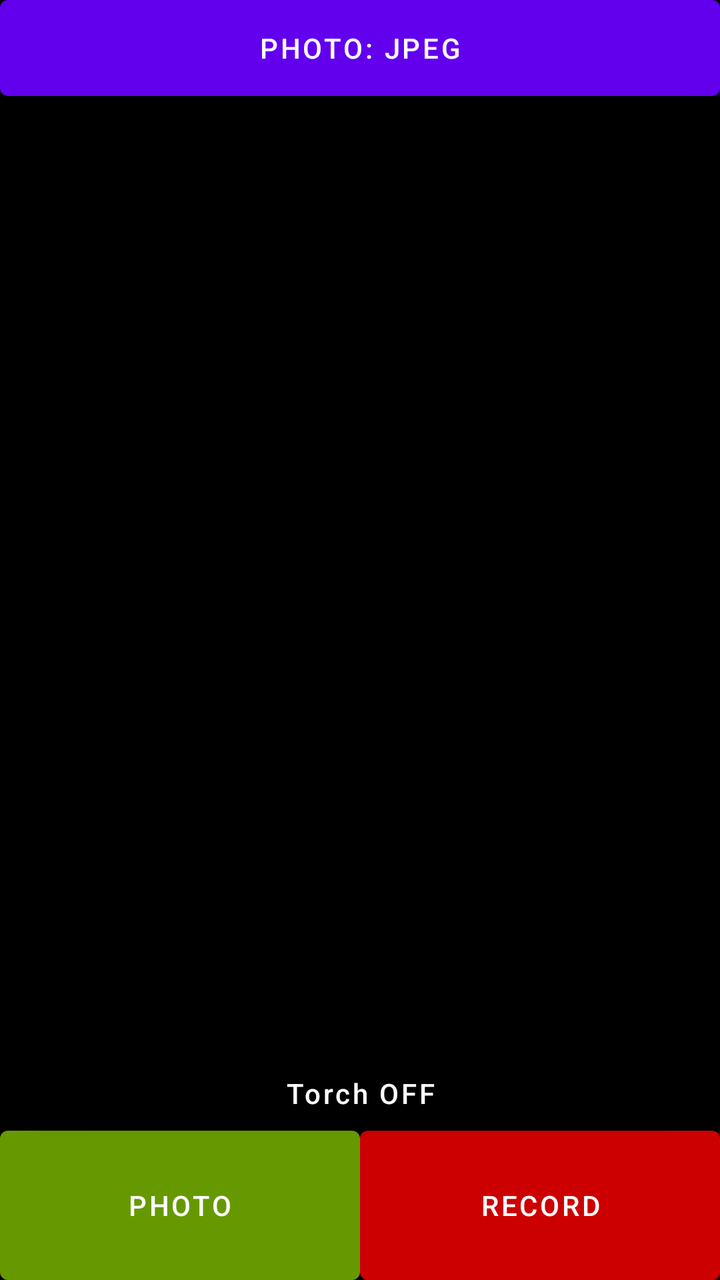
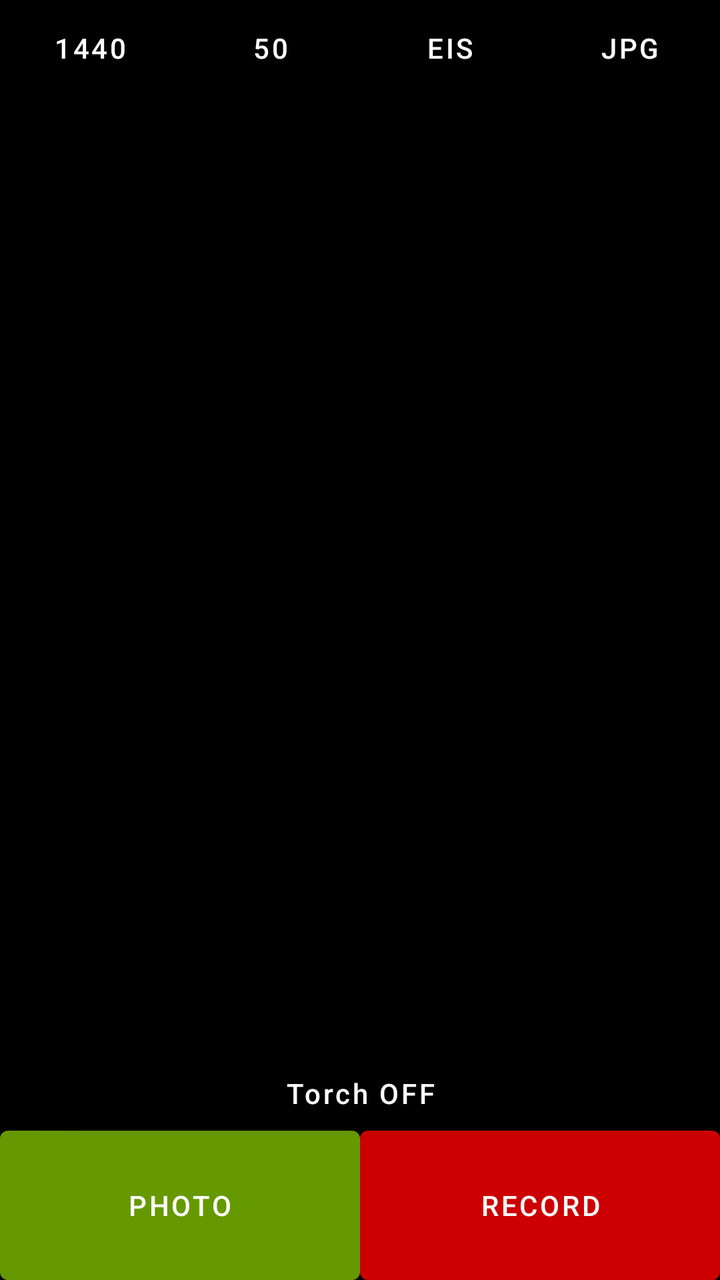

Screens rendered from an Android XML layout before and after an edit, with the pre-edit source and the edit as a unified diff.
<!-- AndroidManifest.xml: application theme Theme.DualLens3DCamera -->
<!-- res/layout/activity_main.xml -->
<?xml version="1.0" encoding="utf-8"?>
<androidx.constraintlayout.widget.ConstraintLayout
    xmlns:android="http://schemas.android.com/apk/res/android"
    xmlns:app="http://schemas.android.com/apk/res-auto"
    android:id="@+id/root"
    android:layout_width="match_parent"
    android:layout_height="match_parent"
    android:background="@android:color/black">

    
    <com.google.android.material.button.MaterialButton
        android:id="@+id/btnFormat"
        android:layout_width="0dp"
        android:layout_height="wrap_content"
        android:insetLeft="0dp"
        android:insetRight="0dp"
        android:insetTop="0dp"
        android:insetBottom="0dp"
        android:paddingTop="12dp"
        android:paddingBottom="12dp"
        android:textAllCaps="false"
        android:text="PHOTO: JPEG"
        app:layout_constraintTop_toTopOf="parent"
        app:layout_constraintStart_toStartOf="parent"
        app:layout_constraintEnd_toEndOf="parent"/>

    
    <TextureView
        android:id="@+id/textureView"
        android:layout_width="0dp"
        android:layout_height="0dp"
        app:layout_constraintDimensionRatio="3:4"
        app:layout_constraintTop_toBottomOf="@id/btnFormat"
        app:layout_constraintStart_toStartOf="parent"
        app:layout_constraintEnd_toEndOf="parent"/>

    
    <LinearLayout
        android:id="@+id/buttonPanel"
        android:layout_width="0dp"
        android:layout_height="0dp"
        android:orientation="vertical"
        app:layout_constraintTop_toBottomOf="@id/textureView"
        app:layout_constraintBottom_toBottomOf="parent"
        app:layout_constraintStart_toStartOf="parent"
        app:layout_constraintEnd_toEndOf="parent">

        
        <com.google.android.material.button.MaterialButton
            android:id="@+id/btnTorch"
            android:layout_width="match_parent"
            android:layout_height="0dp"
            android:layout_weight="1"
            android:textAllCaps="false"
            android:text="Torch OFF"
            android:textColor="@android:color/white"
            app:backgroundTint="@android:color/black"
            android:insetLeft="0dp"
            android:insetRight="0dp"
            android:insetTop="0dp"
            android:insetBottom="0dp"/>

        
        <LinearLayout
            android:layout_width="match_parent"
            android:layout_height="0dp"
            android:layout_weight="2"
            android:orientation="horizontal">

            <com.google.android.material.button.MaterialButton
                android:id="@+id/btnPhoto"
                android:layout_width="0dp"
                android:layout_height="match_parent"
                android:layout_weight="1"
                android:textAllCaps="false"
                android:text="PHOTO"
                android:textColor="@android:color/white"
                app:backgroundTint="@android:color/holo_green_dark"
                android:insetLeft="0dp"
                android:insetRight="0dp"
                android:insetTop="0dp"
                android:insetBottom="0dp"/>

            <com.google.android.material.button.MaterialButton
                android:id="@+id/btnRecord"
                android:layout_width="0dp"
                android:layout_height="match_parent"
                android:layout_weight="1"
                android:textAllCaps="false"
                android:text="RECORD"
                android:textColor="@android:color/white"
                app:backgroundTint="@android:color/holo_red_dark"
                android:insetLeft="0dp"
                android:insetRight="0dp"
                android:insetTop="0dp"
                android:insetBottom="0dp"/>
        </LinearLayout>

    </LinearLayout>

</androidx.constraintlayout.widget.ConstraintLayout>
<!-- resources referenced by this layout -->
<resources>
  <style name="Theme.DualLens3DCamera" parent="Theme.MaterialComponents.DayNight.NoActionBar">
          <item name="android:statusBarColor">@color/black</item>
          <item name="android:navigationBarColor">@color/black</item>
          <item name="android:windowBackground">@color/black</item>
          <item name="android:colorBackground">@color/black</item>
          <item name="android:forceDarkAllowed" tools:targetApi="q">false</item>
      </style>
  <color name="black">#FF000000</color>
</resources>

<!-- the commit's change to res/layout/activity_main.xml (unified diff, before → after) -->
@@ -8,21 +8,81 @@
     android:background="@android:color/black">
 
     
-    <com.google.android.material.button.MaterialButton
-        android:id="@+id/btnFormat"
+    <LinearLayout
+        android:id="@+id/topBar"
         android:layout_width="0dp"
-        android:layout_height="wrap_content"
-        android:insetLeft="0dp"
-        android:insetRight="0dp"
-        android:insetTop="0dp"
-        android:insetBottom="0dp"
-        android:paddingTop="12dp"
-        android:paddingBottom="12dp"
-        android:textAllCaps="false"
-        android:text="PHOTO: JPEG"
+        android:layout_height="48dp"
+        android:orientation="horizontal"
+        android:weightSum="4"
         app:layout_constraintTop_toTopOf="parent"
         app:layout_constraintStart_toStartOf="parent"
-        app:layout_constraintEnd_toEndOf="parent"/>
+        app:layout_constraintEnd_toEndOf="parent">
+
+        <com.google.android.material.button.MaterialButton
+            android:id="@+id/btnVideoRes"
+            android:layout_width="0dp"
+            android:layout_height="match_parent"
+            android:layout_weight="1"
+            android:insetLeft="0dp"
+            android:insetRight="0dp"
+            android:insetTop="0dp"
+            android:insetBottom="0dp"
+            android:maxLines="1"
+            android:ellipsize="end"
+            android:textAllCaps="false"
+            android:text="1440"
+            android:textColor="@android:color/white"
+            app:backgroundTint="@android:color/black"/>
+
+        <com.google.android.material.button.MaterialButton
+            android:id="@+id/btnBitrate"
+            android:layout_width="0dp"
+            android:layout_height="match_parent"
+            android:layout_weight="1"
+            android:insetLeft="0dp"
+            android:insetRight="0dp"
+            android:insetTop="0dp"
+            android:insetBottom="0dp"
+            android:maxLines="1"
+            android:ellipsize="end"
+            android:textAllCaps="false"
+            android:text="50"
+            android:textColor="@android:color/white"
+            app:backgroundTint="@android:color/black"/>
+
+        <com.google.android.material.button.MaterialButton
+            android:id="@+id/btnEis"
+            android:layout_width="0dp"
+            android:layout_height="match_parent"
+            android:layout_weight="1"
+            android:insetLeft="0dp"
+            android:insetRight="0dp"
+            android:insetTop="0dp"
+            android:insetBottom="0dp"
+            android:maxLines="1"
+            android:ellipsize="end"
+            android:textAllCaps="false"
+            android:text="EIS"
+            android:textColor="@android:color/white"
+            app:backgroundTint="@android:color/black"/>
+
+        
+        <com.google.android.material.button.MaterialButton
+            android:id="@+id/btnFormat"
+            android:layout_width="0dp"
+            android:layout_height="match_parent"
+            android:layout_weight="1"
+            android:insetLeft="0dp"
+            android:insetRight="0dp"
+            android:insetTop="0dp"
+            android:insetBottom="0dp"
+            android:maxLines="1"
+            android:ellipsize="end"
+            android:textAllCaps="false"
+            android:text="JPG"
+            android:textColor="@android:color/white"
+            app:backgroundTint="@android:color/black"/>
+    </LinearLayout>
 
     
     <TextureView
@@ -30,7 +90,7 @@
         android:layout_width="0dp"
         android:layout_height="0dp"
         app:layout_constraintDimensionRatio="3:4"
-        app:layout_constraintTop_toBottomOf="@id/btnFormat"
+        app:layout_constraintTop_toBottomOf="@id/topBar"
         app:layout_constraintStart_toStartOf="parent"
         app:layout_constraintEnd_toEndOf="parent"/>
 
@@ -45,7 +105,6 @@
         app:layout_constraintStart_toStartOf="parent"
         app:layout_constraintEnd_toEndOf="parent">
 
-        
         <com.google.android.material.button.MaterialButton
             android:id="@+id/btnTorch"
             android:layout_width="match_parent"
@@ -60,7 +119,6 @@
             android:insetTop="0dp"
             android:insetBottom="0dp"/>
 
-        
         <LinearLayout
             android:layout_width="match_parent"
             android:layout_height="0dp"
